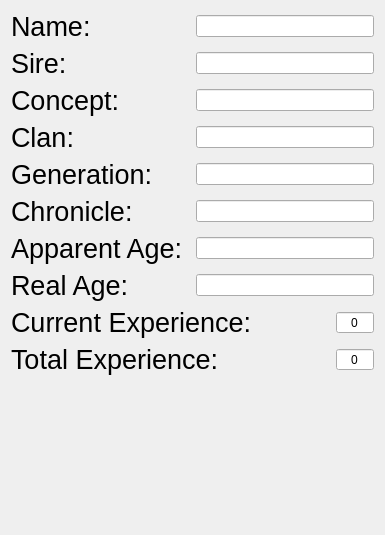
Before: the Qt Designer form personaldata.ui in Pkow1999/Vampire-The-Masquerade-v5-Character-Sheet-for-Android, drawn with Qt 5.
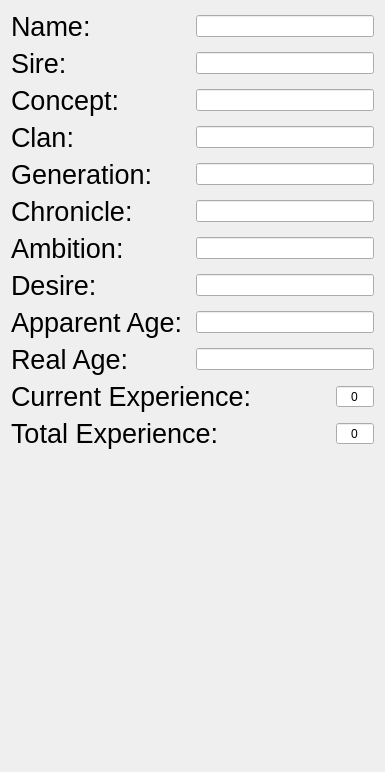
After: the same form once the commit is applied. Icons and pictures are not drawn.

Patch:
```diff
--- a/personaldata.ui
+++ b/personaldata.ui
@@ -7,7 +7,7 @@
     <x>0</x>
     <y>0</y>
     <width>385</width>
-    <height>535</height>
+    <height>772</height>
    </rect>
   </property>
   <property name="sizePolicy">
@@ -262,6 +262,70 @@
      </item>
     </layout>
    </item>
+   <item>
+    <layout class="QHBoxLayout" name="horizontalLayout_11">
+     <item>
+      <widget class="QLabel" name="RealAge_2">
+       <property name="sizePolicy">
+        <sizepolicy hsizetype="MinimumExpanding" vsizetype="Preferred">
+         <horstretch>0</horstretch>
+         <verstretch>0</verstretch>
+        </sizepolicy>
+       </property>
+       <property name="font">
+        <font>
+         <pointsize>20</pointsize>
+        </font>
+       </property>
+       <property name="text">
+        <string>Ambition:</string>
+       </property>
+      </widget>
+     </item>
+     <item>
+      <widget class="QLineEdit" name="lineEdit_9">
+       <property name="sizePolicy">
+        <sizepolicy hsizetype="Expanding" vsizetype="Fixed">
+         <horstretch>0</horstretch>
+         <verstretch>0</verstretch>
+        </sizepolicy>
+       </property>
+      </widget>
+     </item>
+    </layout>
+   </item>
+   <item>
+    <layout class="QHBoxLayout" name="horizontalLayout_12">
+     <item>
+      <widget class="QLabel" name="RealAge_3">
+       <property name="sizePolicy">
+        <sizepolicy hsizetype="MinimumExpanding" vsizetype="Preferred">
+         <horstretch>0</horstretch>
+         <verstretch>0</verstretch>
+        </sizepolicy>
+       </property>
+       <property name="font">
+        <font>
+         <pointsize>20</pointsize>
+        </font>
+       </property>
+       <property name="text">
+        <string>Desire:</string>
+       </property>
+      </widget>
+     </item>
+     <item>
+      <widget class="QLineEdit" name="lineEdit_10">
+       <property name="sizePolicy">
+        <sizepolicy hsizetype="Expanding" vsizetype="Fixed">
+         <horstretch>0</horstretch>
+         <verstretch>0</verstretch>
+        </sizepolicy>
+       </property>
+      </widget>
+     </item>
+    </layout>
+   </item>
    <item>
     <layout class="QHBoxLayout" name="horizontalLayout_7">
      <item>
```
